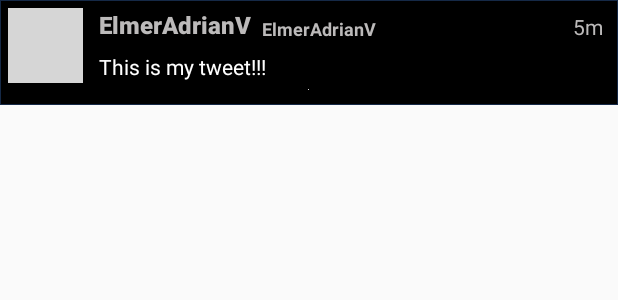
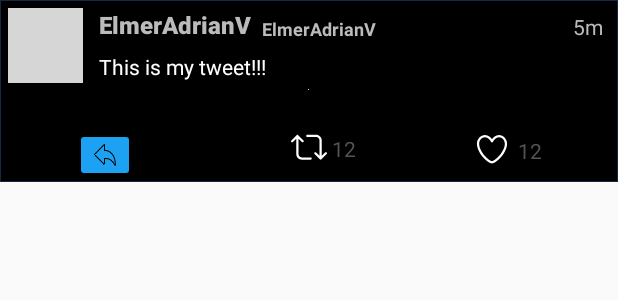
Before and after one commit to ElmerAdrianV/Twitter, an Android app: the layout item_tweet.xml on its own in the app's theme, with its tools: preview values and no code run, on a phone screen of 412 x 824 dp. Shown: the top 300 px of the screen. Run offline under Robolectric (Android 15) with nearby library versions, the phone set to English and light mode, and no system bars; grey boxes are pictures that could not be loaded.

Commit message:
Extras: Styling the app

```diff
--- a/app/src/main/res/layout/item_tweet.xml
+++ b/app/src/main/res/layout/item_tweet.xml
@@ -84,4 +84,67 @@
         android:scaleType="fitXY"
         android:visibility="visible"
         tools:srcCompat="@tools:sample/avatars" />
+
+    <ImageButton
+        android:id="@+id/btnReply"
+        android:layout_width="wrap_content"
+        android:layout_height="wrap_content"
+        android:layout_below="@+id/ivImage"
+        android:layout_alignParentStart="true"
+        android:layout_marginStart="50dp"
+        android:layout_marginTop="15dp"
+        android:backgroundTint="@color/twitter_blue"
+        android:foregroundTint="#FFFFFF"
+        android:text="btnLike"
+        app:srcCompat="@drawable/reply_outline_24" />
+
+    <ImageButton
+        android:id="@+id/btnRetweet"
+        android:layout_width="wrap_content"
+        android:layout_height="wrap_content"
+        android:layout_alignBottom="@+id/btnLike"
+        android:layout_marginStart="104dp"
+        android:layout_marginBottom="1dp"
+        android:layout_toEndOf="@+id/btnReply"
+        android:background="#00FFFFFF"
+        android:backgroundTint="#FFFFFF"
+        android:foregroundTint="#FFFFFF"
+        android:text="Button"
+        app:srcCompat="@drawable/ic_vector_retweet_stroke" />
+
+    <ImageButton
+        android:id="@+id/btnLike"
+        android:layout_width="wrap_content"
+        android:layout_height="wrap_content"
+        android:layout_alignTop="@+id/btnReply"
+        android:layout_alignParentEnd="true"
+        android:layout_marginTop="2dp"
+        android:layout_marginEnd="72dp"
+        android:background="#00FFFFFF"
+        android:text="Button"
+        app:srcCompat="@drawable/ic_vector_heart_stroke" />
+
+    <TextView
+        android:id="@+id/tvRetweetCount"
+        android:layout_width="wrap_content"
+        android:layout_height="wrap_content"
+        android:layout_alignTop="@+id/btnRetweet"
+        android:layout_marginStart="3dp"
+        android:layout_marginTop="3dp"
+        android:layout_toEndOf="@+id/btnRetweet"
+        android:text="12"
+        android:textColor="#555353" />
+
+    <TextView
+        android:id="@+id/tvFavCount"
+        android:layout_width="wrap_content"
+        android:layout_height="wrap_content"
+        android:layout_alignTop="@+id/btnLike"
+        android:layout_marginTop="3dp"
+        android:layout_marginEnd="-45dp"
+        android:layout_toStartOf="@+id/btnLike"
+        android:text="12"
+        android:textColor="#555353" />
+
+
 </RelativeLayout>
```
